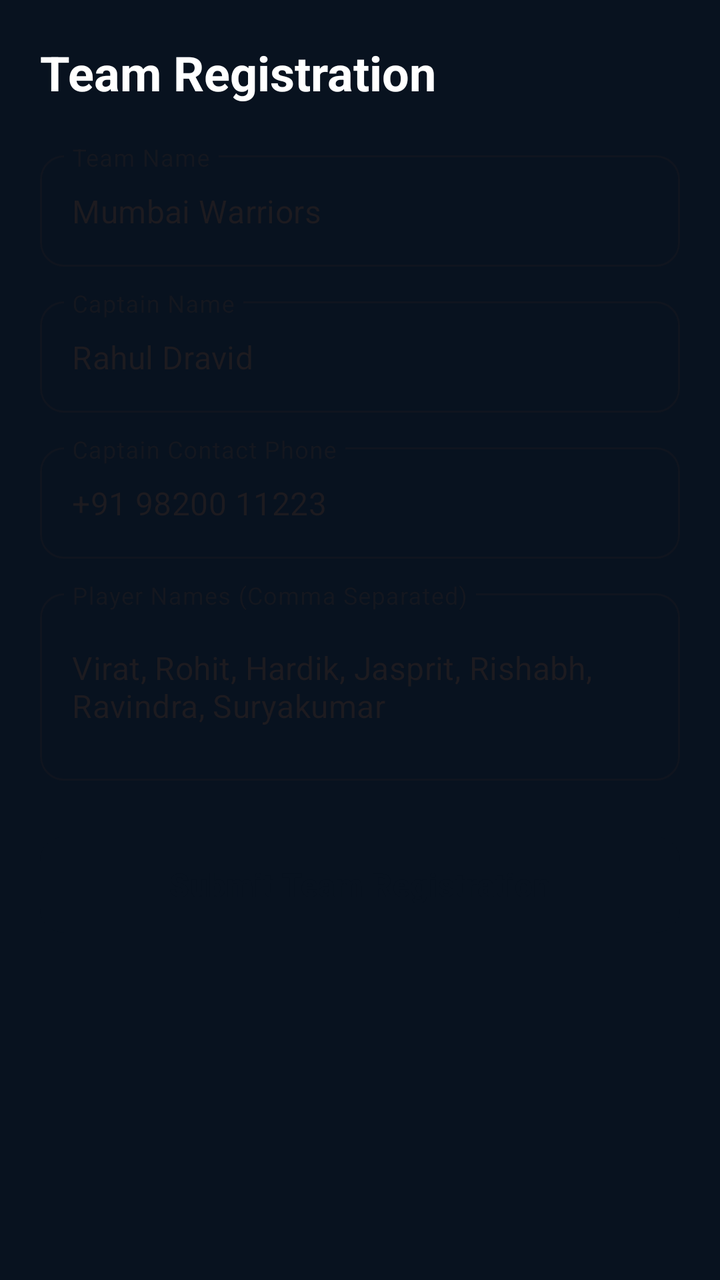
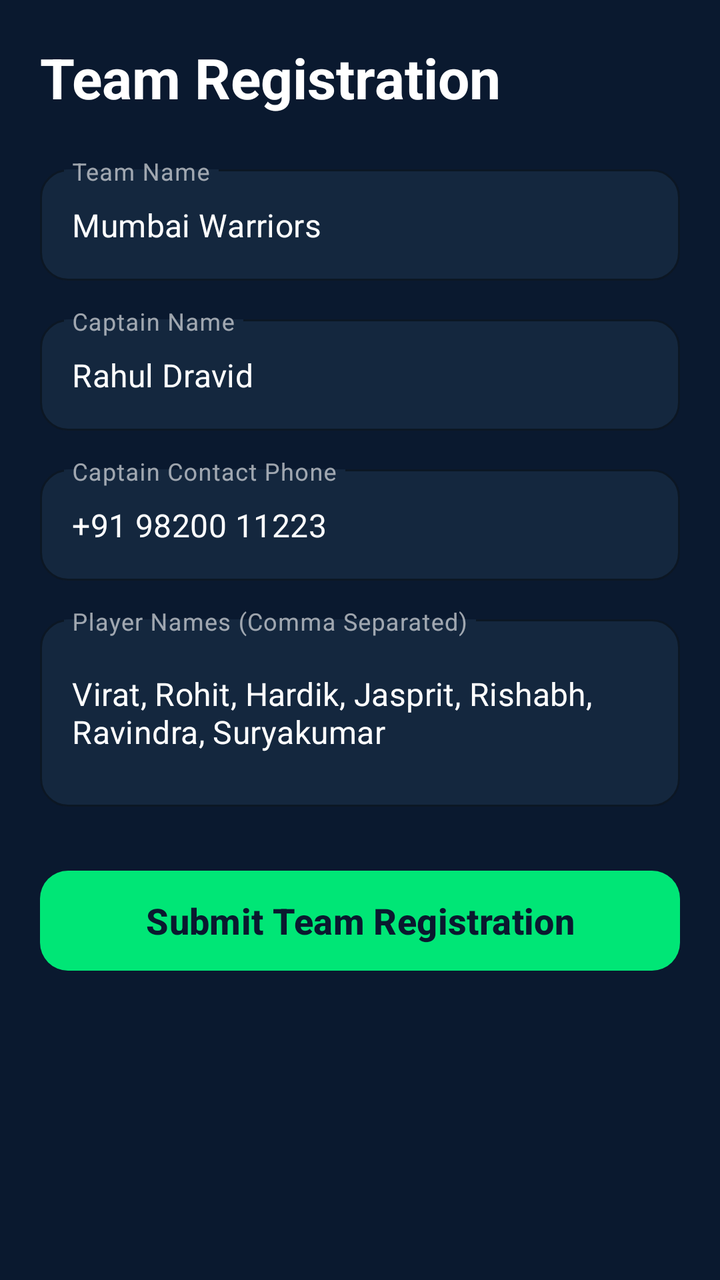

Compare the two renders of this Android layout. The source of the first and the diff that turns it into the second are given below.
<!-- AndroidManifest.xml: application theme Theme.TwelveMan -->
<!-- res/layout/fragment_team_registration.xml -->
<?xml version="1.0" encoding="utf-8"?>
<ScrollView xmlns:android="http://schemas.android.com/apk/res/android"
    xmlns:app="http://schemas.android.com/apk/res-auto"
    android:layout_width="match_parent"
    android:layout_height="match_parent"
    android:background="@color/bg_light"
    android:fillViewport="true">

    <LinearLayout
        android:layout_width="match_parent"
        android:layout_height="wrap_content"
        android:orientation="vertical"
        android:padding="20dp">

        <TextView
            android:layout_width="wrap_content"
            android:layout_height="wrap_content"
            android:text="Team Registration"
            android:textColor="@color/text_primary"
            android:textSize="24sp"
            android:textStyle="bold" />

        <com.google.android.material.textfield.TextInputLayout
            style="@style/Widget.MaterialComponents.TextInputLayout.OutlinedBox"
            android:layout_width="match_parent"
            android:layout_height="wrap_content"
            android:layout_marginTop="20dp"
            android:hint="Team Name"
            app:boxCornerRadiusBottomEnd="12dp"
            app:boxCornerRadiusBottomStart="12dp"
            app:boxCornerRadiusTopEnd="12dp"
            app:boxCornerRadiusTopStart="12dp">

            <com.google.android.material.textfield.TextInputEditText
                android:id="@+id/etTeamName"
                android:layout_width="match_parent"
                android:layout_height="wrap_content"
                android:text="Mumbai Warriors" />
        </com.google.android.material.textfield.TextInputLayout>

        <com.google.android.material.textfield.TextInputLayout
            style="@style/Widget.MaterialComponents.TextInputLayout.OutlinedBox"
            android:layout_width="match_parent"
            android:layout_height="wrap_content"
            android:layout_marginTop="12dp"
            android:hint="Captain Name"
            app:boxCornerRadiusBottomEnd="12dp"
            app:boxCornerRadiusBottomStart="12dp"
            app:boxCornerRadiusTopEnd="12dp"
            app:boxCornerRadiusTopStart="12dp">

            <com.google.android.material.textfield.TextInputEditText
                android:id="@+id/etCaptainName"
                android:layout_width="match_parent"
                android:layout_height="wrap_content"
                android:text="Rahul Dravid" />
        </com.google.android.material.textfield.TextInputLayout>

        <com.google.android.material.textfield.TextInputLayout
            style="@style/Widget.MaterialComponents.TextInputLayout.OutlinedBox"
            android:layout_width="match_parent"
            android:layout_height="wrap_content"
            android:layout_marginTop="12dp"
            android:hint="Captain Contact Phone"
            app:boxCornerRadiusBottomEnd="12dp"
            app:boxCornerRadiusBottomStart="12dp"
            app:boxCornerRadiusTopEnd="12dp"
            app:boxCornerRadiusTopStart="12dp">

            <com.google.android.material.textfield.TextInputEditText
                android:id="@+id/etCaptainPhone"
                android:layout_width="match_parent"
                android:layout_height="wrap_content"
                android:inputType="phone"
                android:text="+91 98200 11223" />
        </com.google.android.material.textfield.TextInputLayout>

        <com.google.android.material.textfield.TextInputLayout
            style="@style/Widget.MaterialComponents.TextInputLayout.OutlinedBox"
            android:layout_width="match_parent"
            android:layout_height="wrap_content"
            android:layout_marginTop="12dp"
            android:hint="Player Names (Comma Separated)"
            app:boxCornerRadiusBottomEnd="12dp"
            app:boxCornerRadiusBottomStart="12dp"
            app:boxCornerRadiusTopEnd="12dp"
            app:boxCornerRadiusTopStart="12dp">

            <com.google.android.material.textfield.TextInputEditText
                android:id="@+id/etPlayerList"
                android:layout_width="match_parent"
                android:layout_height="wrap_content"
                android:inputType="textMultiLine"
                android:minLines="3"
                android:text="Virat, Rohit, Hardik, Jasprit, Rishabh, Ravindra, Suryakumar" />
        </com.google.android.material.textfield.TextInputLayout>

        <com.google.android.material.button.MaterialButton
            android:id="@+id/btnSubmitTeamReg"
            android:layout_width="match_parent"
            android:layout_height="56dp"
            android:layout_marginTop="24dp"
            android:text="Submit Team Registration"
            android:textSize="16sp"
            android:textStyle="bold"
            app:backgroundTint="@color/primary_navy"
            app:cornerRadius="12dp" />
    </LinearLayout>
</ScrollView>
<!-- resources referenced by this layout -->
<resources>
  <color name="bg_light">#08121F</color>
  <color name="primary_navy">#08121F</color>
  <color name="text_primary">#FFFFFF</color>
  <style name="Theme.TwelveMan" parent="Theme.Material3.DayNight.NoActionBar">
          <item name="colorPrimary">@color/accent_green</item>
          <item name="colorPrimaryVariant">@color/primary_variant</item>
          <item name="colorOnPrimary">@color/primary_navy</item>
          <item name="colorSecondary">@color/accent_green</item>
          <item name="colorOnSecondary">@color/primary_navy</item>
          <item name="android:statusBarColor">@color/primary_navy</item>
          <item name="android:windowBackground">@color/bg_light</item>
      </style>
  <color name="accent_green">#45E6A4</color>
  <color name="primary_variant">#132238</color>
</resources>

<!-- the commit's change to res/layout/fragment_team_registration.xml (unified diff, before → after) -->
@@ -17,74 +17,92 @@
             android:layout_height="wrap_content"
             android:text="Team Registration"
             android:textColor="@color/text_primary"
-            android:textSize="24sp"
+            android:textSize="28sp"
             android:textStyle="bold" />
 
         <com.google.android.material.textfield.TextInputLayout
             style="@style/Widget.MaterialComponents.TextInputLayout.OutlinedBox"
             android:layout_width="match_parent"
             android:layout_height="wrap_content"
-            android:layout_marginTop="20dp"
+            android:layout_marginTop="22dp"
             android:hint="Team Name"
-            app:boxCornerRadiusBottomEnd="12dp"
-            app:boxCornerRadiusBottomStart="12dp"
-            app:boxCornerRadiusTopEnd="12dp"
-            app:boxCornerRadiusTopStart="12dp">
+            app:boxBackgroundColor="@color/surface_white"
+            app:boxCornerRadiusBottomEnd="14dp"
+            app:boxCornerRadiusBottomStart="14dp"
+            app:boxCornerRadiusTopEnd="14dp"
+            app:boxCornerRadiusTopStart="14dp"
+            app:boxStrokeColor="@color/accent_green"
+            app:hintTextColor="@color/accent_green">
 
             <com.google.android.material.textfield.TextInputEditText
                 android:id="@+id/etTeamName"
                 android:layout_width="match_parent"
                 android:layout_height="wrap_content"
-                android:text="Mumbai Warriors" />
+                android:text="Mumbai Warriors"
+                android:textColor="@color/text_primary"
+                android:textSize="16sp" />
         </com.google.android.material.textfield.TextInputLayout>
 
         <com.google.android.material.textfield.TextInputLayout
             style="@style/Widget.MaterialComponents.TextInputLayout.OutlinedBox"
             android:layout_width="match_parent"
             android:layout_height="wrap_content"
-            android:layout_marginTop="12dp"
+            android:layout_marginTop="14dp"
             android:hint="Captain Name"
-            app:boxCornerRadiusBottomEnd="12dp"
-            app:boxCornerRadiusBottomStart="12dp"
-            app:boxCornerRadiusTopEnd="12dp"
-            app:boxCornerRadiusTopStart="12dp">
+            app:boxBackgroundColor="@color/surface_white"
+            app:boxCornerRadiusBottomEnd="14dp"
+            app:boxCornerRadiusBottomStart="14dp"
+            app:boxCornerRadiusTopEnd="14dp"
+            app:boxCornerRadiusTopStart="14dp"
+            app:boxStrokeColor="@color/accent_green"
+            app:hintTextColor="@color/accent_green">
 
             <com.google.android.material.textfield.TextInputEditText
                 android:id="@+id/etCaptainName"
                 android:layout_width="match_parent"
                 android:layout_height="wrap_content"
-                android:text="Rahul Dravid" />
+                android:text="Rahul Dravid"
+                android:textColor="@color/text_primary"
+                android:textSize="16sp" />
         </com.google.android.material.textfield.TextInputLayout>
 
         <com.google.android.material.textfield.TextInputLayout
             style="@style/Widget.MaterialComponents.TextInputLayout.OutlinedBox"
             android:layout_width="match_parent"
             android:layout_height="wrap_content"
-            android:layout_marginTop="12dp"
+            android:layout_marginTop="14dp"
             android:hint="Captain Contact Phone"
-            app:boxCornerRadiusBottomEnd="12dp"
-            app:boxCornerRadiusBottomStart="12dp"
-            app:boxCornerRadiusTopEnd="12dp"
-            app:boxCornerRadiusTopStart="12dp">
+            app:boxBackgroundColor="@color/surface_white"
+            app:boxCornerRadiusBottomEnd="14dp"
+            app:boxCornerRadiusBottomStart="14dp"
+            app:boxCornerRadiusTopEnd="14dp"
+            app:boxCornerRadiusTopStart="14dp"
+            app:boxStrokeColor="@color/accent_green"
+            app:hintTextColor="@color/accent_green">
 
             <com.google.android.material.textfield.TextInputEditText
                 android:id="@+id/etCaptainPhone"
                 android:layout_width="match_parent"
                 android:layout_height="wrap_content"
                 android:inputType="phone"
-                android:text="+91 98200 11223" />
+                android:text="+91 98200 11223"
+                android:textColor="@color/text_primary"
+                android:textSize="16sp" />
         </com.google.android.material.textfield.TextInputLayout>
 
         <com.google.android.material.textfield.TextInputLayout
             style="@style/Widget.MaterialComponents.TextInputLayout.OutlinedBox"
             android:layout_width="match_parent"
             android:layout_height="wrap_content"
-            android:layout_marginTop="12dp"
+            android:layout_marginTop="14dp"
             android:hint="Player Names (Comma Separated)"
-            app:boxCornerRadiusBottomEnd="12dp"
-            app:boxCornerRadiusBottomStart="12dp"
-            app:boxCornerRadiusTopEnd="12dp"
-            app:boxCornerRadiusTopStart="12dp">
+            app:boxBackgroundColor="@color/surface_white"
+            app:boxCornerRadiusBottomEnd="14dp"
+            app:boxCornerRadiusBottomStart="14dp"
+            app:boxCornerRadiusTopEnd="14dp"
+            app:boxCornerRadiusTopStart="14dp"
+            app:boxStrokeColor="@color/accent_green"
+            app:hintTextColor="@color/accent_green">
 
             <com.google.android.material.textfield.TextInputEditText
                 android:id="@+id/etPlayerList"
@@ -92,18 +110,21 @@
                 android:layout_height="wrap_content"
                 android:inputType="textMultiLine"
                 android:minLines="3"
-                android:text="Virat, Rohit, Hardik, Jasprit, Rishabh, Ravindra, Suryakumar" />
+                android:text="Virat, Rohit, Hardik, Jasprit, Rishabh, Ravindra, Suryakumar"
+                android:textColor="@color/text_primary"
+                android:textSize="16sp" />
         </com.google.android.material.textfield.TextInputLayout>
 
         <com.google.android.material.button.MaterialButton
             android:id="@+id/btnSubmitTeamReg"
             android:layout_width="match_parent"
-            android:layout_height="56dp"
-            android:layout_marginTop="24dp"
+            android:layout_height="58dp"
+            android:layout_marginTop="28dp"
             android:text="Submit Team Registration"
-            android:textSize="16sp"
+            android:textColor="@color/primary_navy"
+            android:textSize="18sp"
             android:textStyle="bold"
-            app:backgroundTint="@color/primary_navy"
-            app:cornerRadius="12dp" />
+            app:backgroundTint="@color/accent_green"
+            app:cornerRadius="14dp" />
     </LinearLayout>
 </ScrollView>
<!-- resource entries referenced after the edit -->
@@ -1,18 +1,69 @@
 <!-- resources referenced by this layout -->
 <resources>
-  <color name="bg_light">#08121F</color>
-  <color name="primary_navy">#08121F</color>
+  <color name="bg_light">#0A192F</color>
+  <color name="primary_navy">#0A192F</color>
+  <color name="surface_white">#14273E</color>
   <color name="text_primary">#FFFFFF</color>
   <style name="Theme.TwelveMan" parent="Theme.Material3.DayNight.NoActionBar">
+          
           <item name="colorPrimary">@color/accent_green</item>
           <item name="colorPrimaryVariant">@color/primary_variant</item>
           <item name="colorOnPrimary">@color/primary_navy</item>
-          <item name="colorSecondary">@color/accent_green</item>
+          <item name="colorSecondary">@color/accent_gold</item>
           <item name="colorOnSecondary">@color/primary_navy</item>
+          <item name="colorTertiary">@color/accent_blue</item>
+          <item name="colorOnTertiary">@color/text_white</item>
+          <item name="colorSurface">@color/surface_white</item>
+          <item name="colorOnSurface">@color/text_primary</item>
           <item name="android:statusBarColor">@color/primary_navy</item>
+          <item name="android:navigationBarColor">@color/primary_navy</item>
           <item name="android:windowBackground">@color/bg_light</item>
+  
+          
+          <item name="android:textColorPrimary">@color/text_primary</item>
+          <item name="android:textColorSecondary">@color/text_secondary</item>
+          <item name="android:textColorHint">@color/text_hint</item>
+  
+          <item name="textAppearanceHeadlineLarge">@style/TextAppearance.TwelveMan.HeadlineLarge</item>
+          <item name="textAppearanceHeadlineMedium">@style/TextAppearance.TwelveMan.HeadlineMedium</item>
+          <item name="textAppearanceTitleLarge">@style/TextAppearance.TwelveMan.TitleLarge</item>
+          <item name="textAppearanceBodyLarge">@style/TextAppearance.TwelveMan.BodyLarge</item>
+          <item name="textAppearanceBodyMedium">@style/TextAppearance.TwelveMan.BodyMedium</item>
       </style>
-  <color name="accent_green">#45E6A4</color>
-  <color name="primary_variant">#132238</color>
+  <color name="accent_green">#00E676</color>
+  <color name="primary_variant">#14273E</color>
+  <color name="accent_gold">#FFD700</color>
+  <color name="accent_blue">#2979FF</color>
+  <color name="text_white">#FFFFFF</color>
+  <color name="text_secondary">#E2E8F0</color>
+  <color name="text_hint">#A0AEC0</color>
+  <style name="TextAppearance.TwelveMan.HeadlineLarge" parent="TextAppearance.Material3.HeadlineLarge">
+          <item name="android:textSize">@dimen/text_size_hero</item>
+          <item name="android:textStyle">bold</item>
+          <item name="android:textColor">@color/text_primary</item>
+      </style>
+  <style name="TextAppearance.TwelveMan.HeadlineMedium" parent="TextAppearance.Material3.HeadlineMedium">
+          <item name="android:textSize">@dimen/text_size_display</item>
+          <item name="android:textStyle">bold</item>
+          <item name="android:textColor">@color/text_primary</item>
+      </style>
+  <style name="TextAppearance.TwelveMan.TitleLarge" parent="TextAppearance.Material3.TitleLarge">
+          <item name="android:textSize">@dimen/text_size_headline</item>
+          <item name="android:textStyle">bold</item>
+          <item name="android:textColor">@color/text_primary</item>
+      </style>
+  <style name="TextAppearance.TwelveMan.BodyLarge" parent="TextAppearance.Material3.BodyLarge">
+          <item name="android:textSize">@dimen/text_size_body</item>
+          <item name="android:textColor">@color/text_primary</item>
+      </style>
+  <style name="TextAppearance.TwelveMan.BodyMedium" parent="TextAppearance.Material3.BodyMedium">
+          <item name="android:textSize">@dimen/text_size_body_secondary</item>
+          <item name="android:textColor">@color/text_secondary</item>
+      </style>
+  <dimen name="text_size_hero">34sp</dimen>
+  <dimen name="text_size_display">28sp</dimen>
+  <dimen name="text_size_headline">24sp</dimen>
+  <dimen name="text_size_body">16sp</dimen>
+  <dimen name="text_size_body_secondary">15sp</dimen>
 </resources>
 
